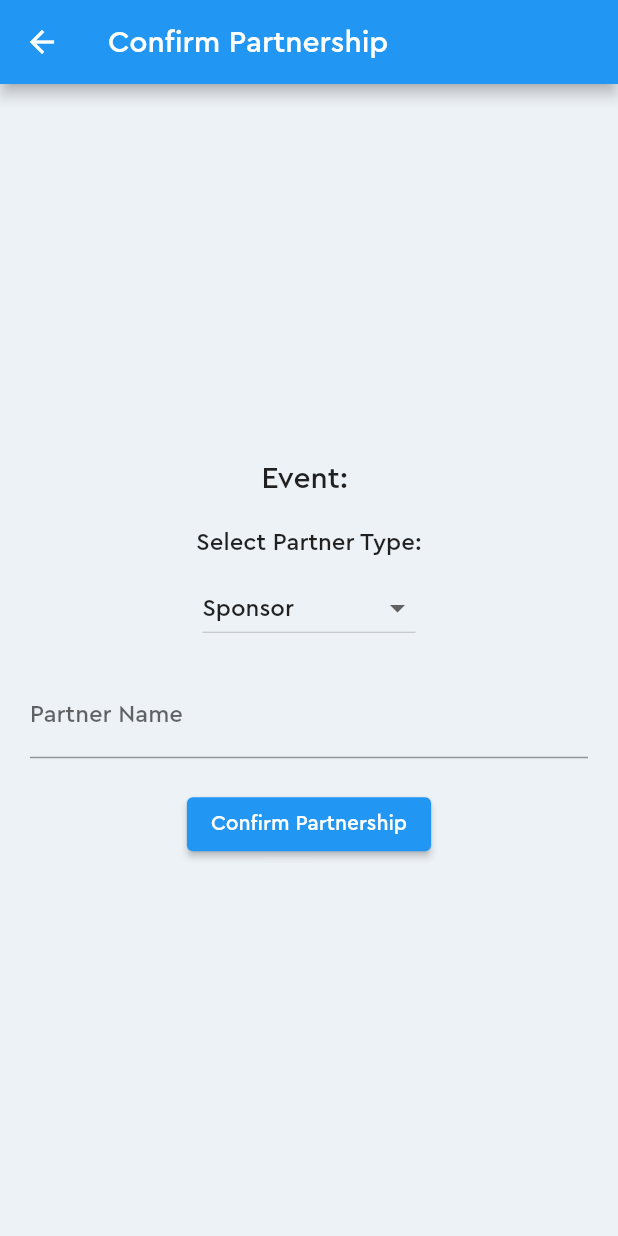
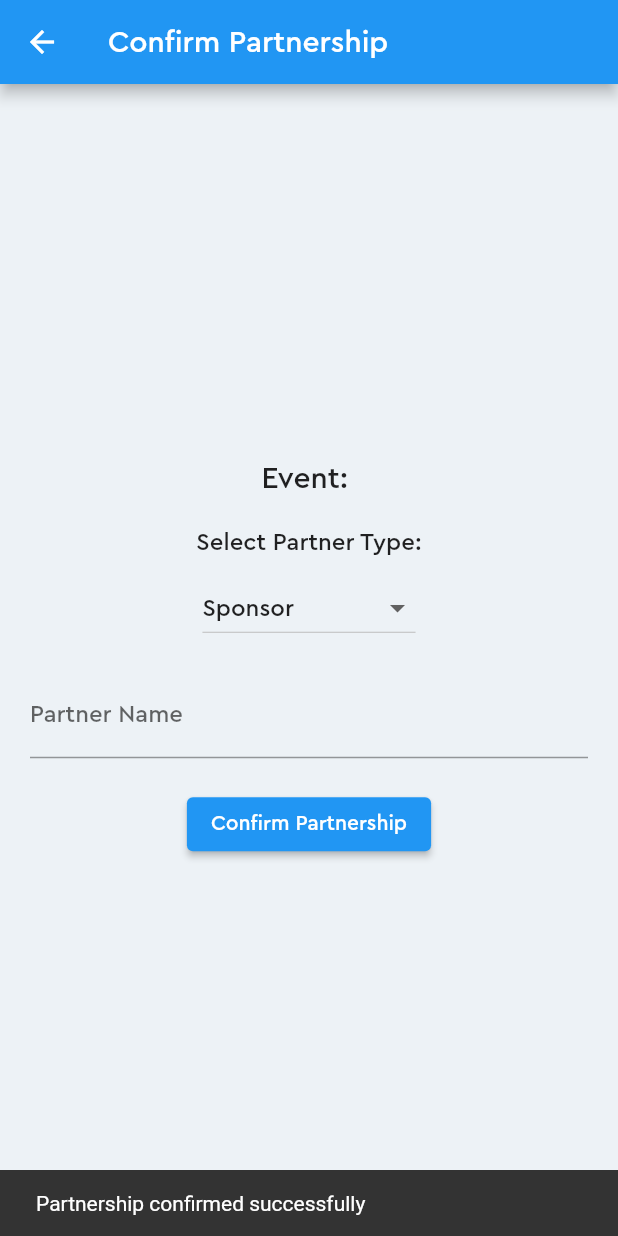
Before and after one commit to njogubless/HikersAfrique, a Flutter app: the PartnerConfirmationPage screen opened directly with empty values, after a tap on "Confirm Partnership", on a phone screen of 412 x 824 dp. Run offline on Flutter 3.47's test engine with Material 2 defaults, Android fonts, the phone set to English and light mode, and no system bars; our stand-ins replace cloud_firestore, curved_navigation_bar, email_validator, firebase_auth, firebase_core, firebase_storage and 5 more; missing offline and left inert: dart:ffi; accounts and stored records are empty.

Commit message:
Fixed partnership page issue

```diff
--- a/lib/screens/admin/partners.dart
+++ b/lib/screens/admin/partners.dart
@@ -254,6 +254,8 @@ class _PartnerConfirmationPageState extends State<PartnerConfirmationPage> {
               const SizedBox(height: 20),
               ElevatedButton(
                 onPressed: () async {
+                  print(widget.event.eventID);
+                  print(_selectedPartnerType);
                   // Implement logic to save partner type and name to database
                   try {
                     await FirebaseFirestore.instance
@@ -264,9 +266,12 @@ class _PartnerConfirmationPageState extends State<PartnerConfirmationPage> {
                       'partnerType': _selectedPartnerType,
                       'timestamp': FieldValue.serverTimestamp(),
                     });
-                    _scaffoldKey.currentState?.showSnackBar(const SnackBar(
+                    ScaffoldMessenger.of(context).showSnackBar(const SnackBar(
                       content: Text('Partnership confirmed successfully'),
                     ));
+                    setState(() {
+                      _partnerNameController.clear();
+                    });
                   } catch (e) {
                     ScaffoldMessenger.of(context).showSnackBar(
                       SnackBar(
```
